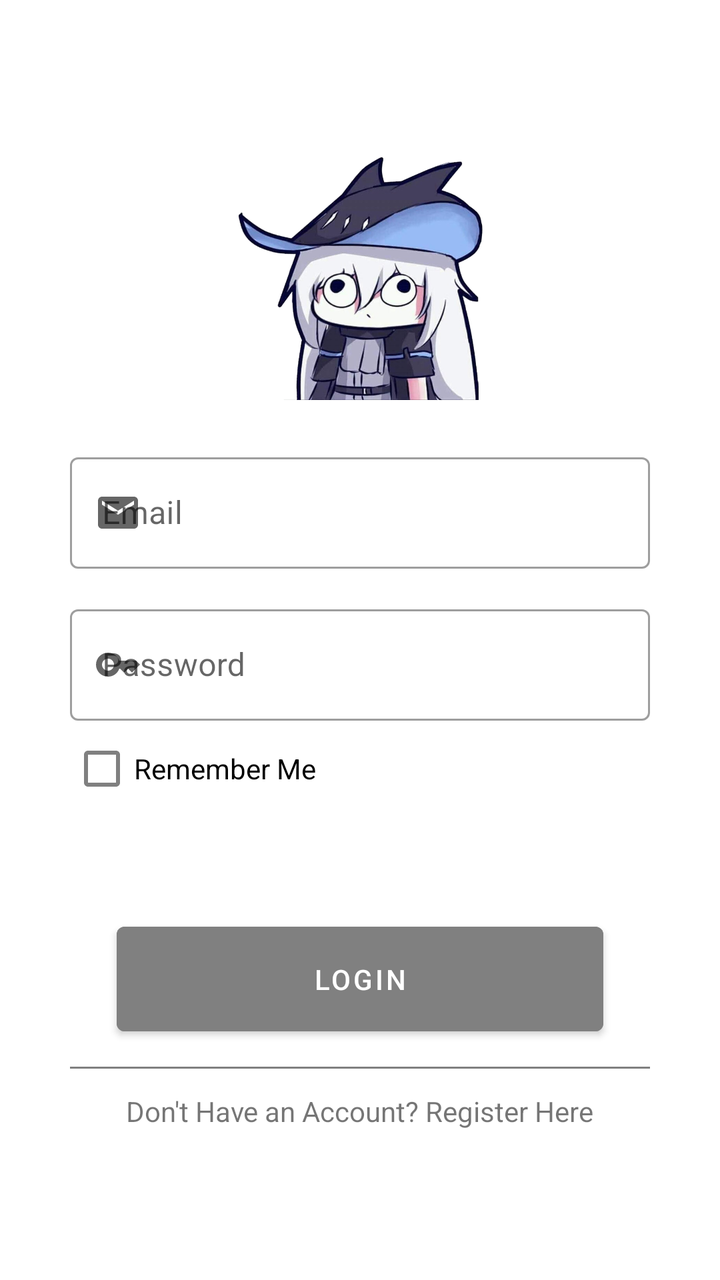
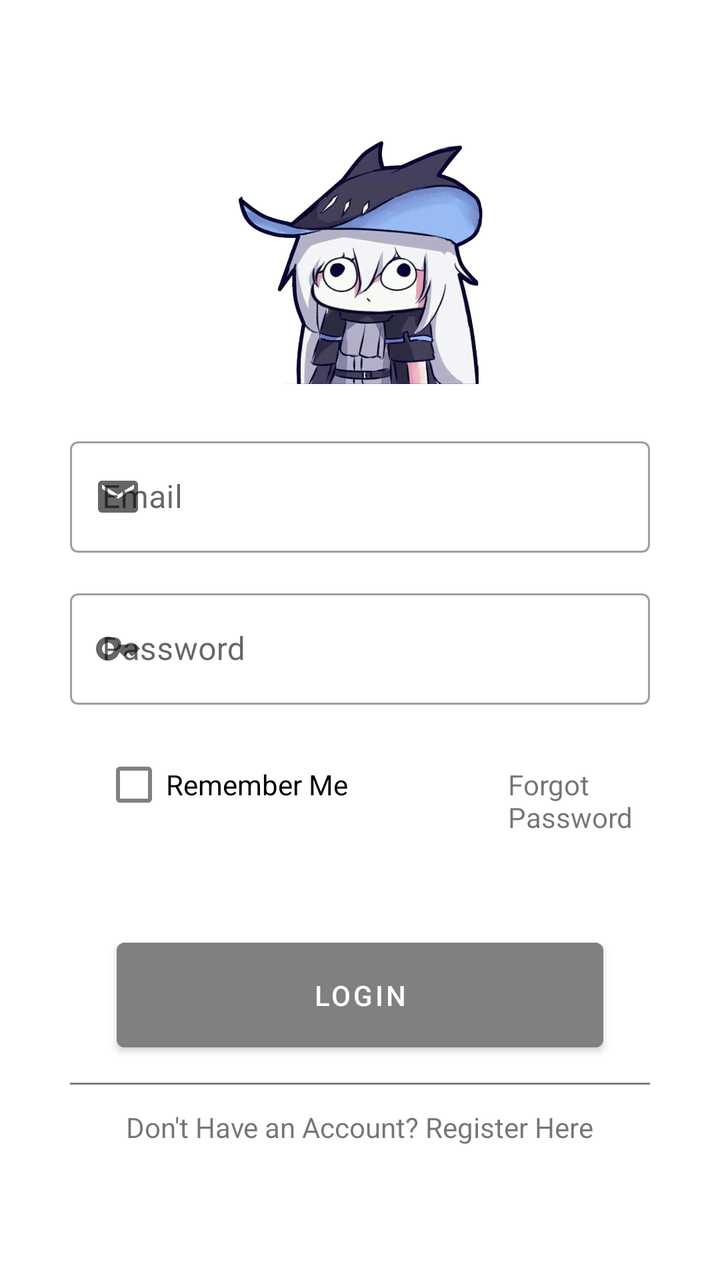

An Android layout rendered at two revisions. The XML below is the earlier revision; the diff shows what the commit changed to produce the second picture.
<!-- AndroidManifest.xml: application theme Theme.ShuttlePassDriver -->
<!-- res/layout/activity_login.xml -->
<?xml version="1.0" encoding="utf-8"?>
<androidx.constraintlayout.widget.ConstraintLayout xmlns:android="http://schemas.android.com/apk/res/android"
    xmlns:app="http://schemas.android.com/apk/res-auto"
    xmlns:tools="http://schemas.android.com/tools"
    android:layout_width="match_parent"
    android:layout_height="match_parent"
    tools:context=".Login">

    <LinearLayout
        android:layout_width="match_parent"
        android:layout_height="wrap_content"
        android:layout_marginStart="35dp"
        android:layout_marginEnd="35dp"
        android:orientation="vertical"
        app:layout_constraintBottom_toBottomOf="parent"
        app:layout_constraintEnd_toEndOf="parent"
        app:layout_constraintStart_toStartOf="parent"
        app:layout_constraintTop_toTopOf="parent">

        <ImageView
            android:layout_width="125dp"
            android:layout_height="125dp"
            android:layout_gravity="center"
            android:layout_marginBottom="70px"
            android:src="@drawable/dumskad" />

        <com.google.android.material.textfield.TextInputLayout
            android:id="@+id/email"
            style="@style/Widget.MaterialComponents.TextInputLayout.OutlinedBox"
            android:layout_width="match_parent"
            android:layout_height="match_parent"
            app:startIconDrawable="@drawable/email">

            <com.google.android.material.textfield.TextInputEditText
                android:layout_width="match_parent"
                android:layout_height="wrap_content"
                android:inputType="textEmailAddress"
                android:hint="Email" />
        </com.google.android.material.textfield.TextInputLayout>

        <com.google.android.material.textfield.TextInputLayout
            android:id="@+id/pass"
            style="@style/Widget.MaterialComponents.TextInputLayout.OutlinedBox"
            android:layout_width="match_parent"
            android:layout_height="match_parent"
            android:layout_marginTop="45px"
            app:startIconDrawable="@drawable/password">

            <com.google.android.material.textfield.TextInputEditText
                android:layout_width="match_parent"
                android:layout_height="wrap_content"
                android:inputType="textPassword"
                android:hint="Password" />
        </com.google.android.material.textfield.TextInputLayout>

        <CheckBox
            android:id="@+id/remember"
            android:buttonTint="@color/grey"
            android:layout_width="match_parent"
            android:layout_height="wrap_content"
            android:text="Remember Me" />

        <TextView
            android:id="@+id/error"
            android:layout_width="wrap_content"
            android:layout_height="wrap_content"
            android:layout_gravity="center"
            android:layout_marginTop="45px" />

        <ProgressBar
            android:id="@+id/prog"
            android:layout_width="match_parent"
            android:layout_height="match_parent"
            android:layout_marginTop="45px"
            android:layout_marginHorizontal="70px"
            android:layout_gravity="center"
            android:visibility="gone"/>

        <Button
            android:id="@+id/log"
            android:layout_width="match_parent"
            android:layout_height="match_parent"
            android:layout_marginTop="45px"
            android:paddingVertical="50px"
            android:layout_marginHorizontal="70px"
            android:backgroundTint="@color/grey"
            android:text="Login"
            />

        <View
            android:layout_width="match_parent"
            android:layout_height="1dp"
            android:layout_marginVertical="35px"
            android:background="@color/grey" />

        <TextView
            android:id="@+id/reg"
            android:layout_gravity="center"
            android:layout_width="wrap_content"
            android:layout_height="wrap_content"
            android:text="Don't Have an Account? Register Here"/>
    </LinearLayout>
</androidx.constraintlayout.widget.ConstraintLayout>
<!-- resources referenced by this layout -->
<resources>
  <color name="grey">#FF808080</color>
  <!-- drawable dumskad: png bitmap (drawable, 306128 bytes) -->
  <!-- drawable email (drawable) -->
  <vector android:height="24dp" android:tint="#000000"
      android:viewportHeight="24" android:viewportWidth="24"
      android:width="24dp" xmlns:android="http://schemas.android.com/apk/res/android">
      <path android:fillColor="@android:color/white" android:pathData="M20,4L4,4c-1.1,0 -1.99,0.9 -1.99,2L2,18c0,1.1 0.9,2 2,2h16c1.1,0 2,-0.9 2,-2L22,6c0,-1.1 -0.9,-2 -2,-2zM20,8l-8,5 -8,-5L4,6l8,5 8,-5v2z"/>
  </vector>
  <!-- drawable password (drawable) -->
  <vector android:height="24dp" android:tint="#000000"
      android:viewportHeight="24" android:viewportWidth="24"
      android:width="24dp" xmlns:android="http://schemas.android.com/apk/res/android">
      <path android:fillColor="@android:color/white" android:pathData="M21,10h-8.35C11.83,7.67 9.61,6 7,6c-3.31,0 -6,2.69 -6,6s2.69,6 6,6c2.61,0 4.83,-1.67 5.65,-4H13l2,2l2,-2l2,2l4,-4.04L21,10zM7,15c-1.65,0 -3,-1.35 -3,-3c0,-1.65 1.35,-3 3,-3s3,1.35 3,3C10,13.65 8.65,15 7,15z"/>
  </vector>
  <style name="Theme.ShuttlePassDriver" parent="Theme.MaterialComponents.Light.NoActionBar">
          
          <item name="colorPrimary">@color/black</item>
          <item name="colorPrimaryVariant">@color/grey</item>
          <item name="colorOnPrimary">@color/white</item>
          
          <item name="colorSecondary">@color/teal_200</item>
          <item name="colorSecondaryVariant">@color/teal_700</item>
          <item name="colorOnSecondary">@color/black</item>
          
          <item name="android:statusBarColor">?attr/colorPrimaryVariant</item>
          
  
      </style>
  <color name="black">#FF000000</color>
  <color name="white">#FFFFFFFF</color>
  <color name="teal_200">#FF03DAC5</color>
  <color name="teal_700">#FF018786</color>
</resources>

<!-- the commit's change to res/layout/activity_login.xml (unified diff, before → after) -->
@@ -53,12 +53,28 @@
                 android:hint="Password" />
         </com.google.android.material.textfield.TextInputLayout>
 
-        <CheckBox
-            android:id="@+id/remember"
-            android:buttonTint="@color/grey"
+        <LinearLayout
             android:layout_width="match_parent"
             android:layout_height="wrap_content"
-            android:text="Remember Me" />
+            android:orientation="horizontal"
+            android:gravity="start"
+            android:layout_marginTop="16dp">
+            <CheckBox
+                android:id="@+id/remember"
+                android:buttonTint="@color/grey"
+                android:layout_width="wrap_content"
+                android:layout_marginStart="16dp"
+                android:layout_height="wrap_content"
+                android:text="Remember Me" />
+
+            <TextView
+                android:id="@+id/forgor"
+                android:layout_width="wrap_content"
+                android:layout_height="wrap_content"
+                android:layout_marginStart="80dp"
+                android:buttonTint="@color/grey"
+                android:text="Forgot Password" />
+        </LinearLayout>
 
         <TextView
             android:id="@+id/error"
